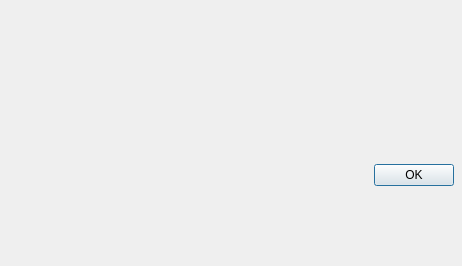
wildmichael/ParaView3-enhancements-old, file Applications/Client/AboutDialog.ui: the form before one commit.
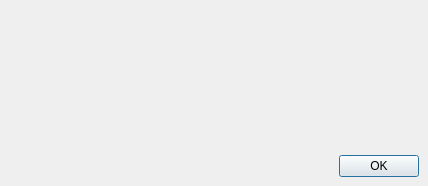
The form after the commit. Icons and pictures are not drawn.

Commit message: ENH: Adding the new paraview logo to the about dialog.

What changed in the file:
```diff
--- a/Applications/Client/AboutDialog.ui
+++ b/Applications/Client/AboutDialog.ui
@@ -8,8 +8,8 @@
    <rect>
     <x>0</x>
     <y>0</y>
-    <width>462</width>
-    <height>266</height>
+    <width>428</width>
+    <height>186</height>
    </rect>
   </property>
   <property name="sizePolicy" >
@@ -28,11 +28,24 @@
   </property>
   <layout class="QGridLayout" >
    <property name="margin" >
-    <number>8</number>
+    <number>9</number>
    </property>
    <property name="spacing" >
     <number>6</number>
    </property>
+   <item row="1" column="0" >
+    <spacer>
+     <property name="orientation" >
+      <enum>Qt::Vertical</enum>
+     </property>
+     <property name="sizeHint" >
+      <size>
+       <width>20</width>
+       <height>0</height>
+      </size>
+     </property>
+    </spacer>
+   </item>
    <item row="0" column="0" >
     <widget class="QLabel" name="label" >
      <property name="sizePolicy" >
@@ -51,7 +64,7 @@
      </property>
     </widget>
    </item>
-   <item row="1" column="0" >
+   <item row="2" column="0" >
     <layout class="QHBoxLayout" >
      <property name="margin" >
       <number>0</number>
@@ -66,8 +79,8 @@
        </property>
        <property name="sizeHint" >
         <size>
-         <width>131</width>
-         <height>31</height>
+         <width>0</width>
+         <height>20</height>
         </size>
        </property>
       </spacer>
```
Left out of the diff: 4 changed lines with no effect on the pictures. The commit also changes 2 other files.
